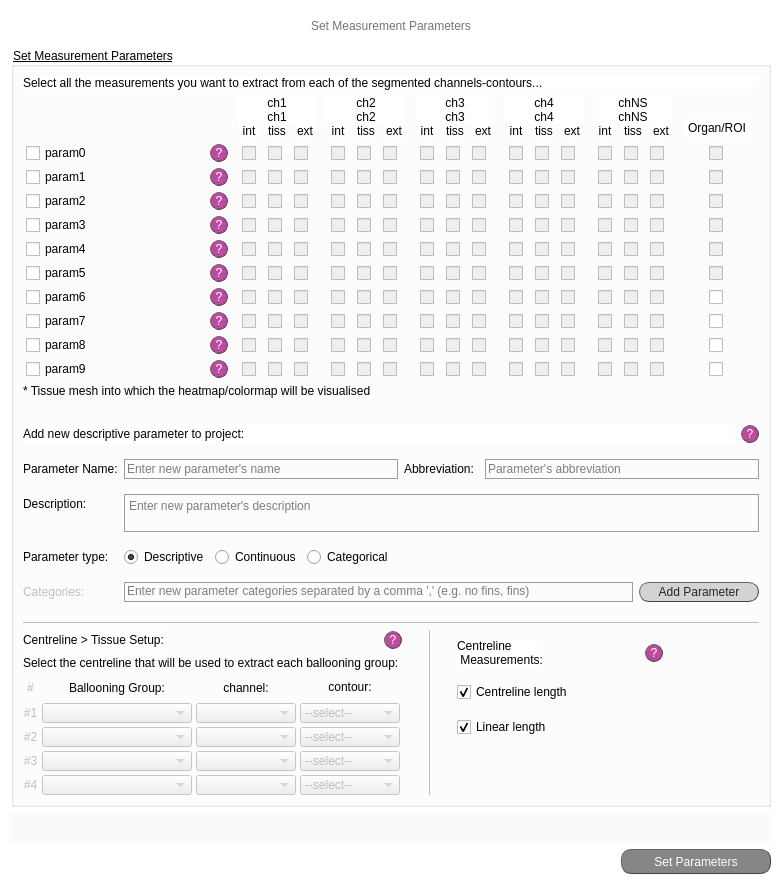
Before: the Qt Designer form src/gui/ui/set_meas_screen.ui in jsanchez679/morphoHeart_rev, drawn with Qt 5.
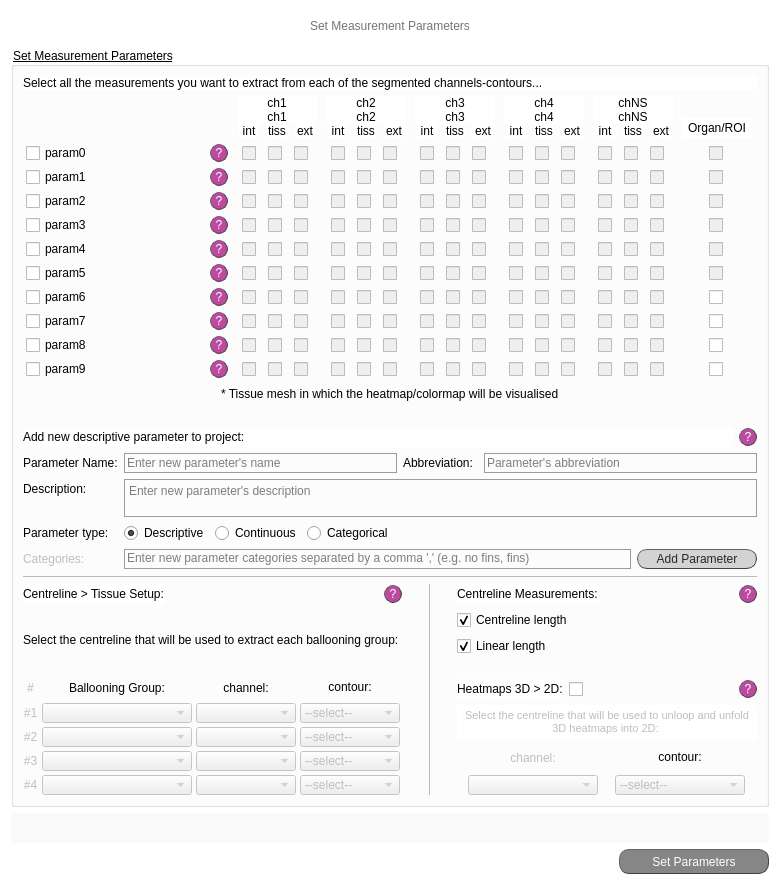
After: the same form once the commit is applied.

Commit message: Continued connecting centreline. Connect vmtk, update and show CL opts

What changed in the file:
```diff
--- a/src/gui/ui/set_meas_screen.ui
+++ b/src/gui/ui/set_meas_screen.ui
@@ -6,7 +6,7 @@
    <rect>
     <x>0</x>
     <y>0</y>
-    <width>782</width>
+    <width>780</width>
     <height>885</height>
    </rect>
   </property>
@@ -16,7 +16,7 @@
   <property name="styleSheet">
    <string notr="true">QDialog{background-color: rgb(255, 255, 255);}</string>
   </property>
-  <layout class="QVBoxLayout" name="verticalLayout_6">
+  <layout class="QVBoxLayout" name="verticalLayout_4">
    <item>
     <layout class="QHBoxLayout" name="horizontalLayout">
      <item>
@@ -111,7 +111,7 @@
      <property name="title">
       <string>Set Measurement Parameters</string>
      </property>
-     <layout class="QVBoxLayout" name="verticalLayout_4">
+     <layout class="QVBoxLayout" name="verticalLayout_5">
       <item>
        <widget class="QLabel" name="lab_no_ch_10">
         <property name="styleSheet">
@@ -127,8 +127,6 @@
        </widget>
       </item>
       <item>
-       <layout class="QVBoxLayout" name="verticalLayout_5">
-        <item>
          <layout class="QGridLayout" name="grid_sect">
           <item row="8" column="3">
            <layout class="QHBoxLayout" name="ch3_ticks_param7">
@@ -9300,6 +9298,21 @@
          </layout>
         </item>
         <item>
+       <layout class="QHBoxLayout" name="horizontalLayout_17">
+        <item>
+         <spacer name="horizontalSpacer">
+          <property name="orientation">
+           <enum>Qt::Horizontal</enum>
+          </property>
+          <property name="sizeHint" stdset="0">
+           <size>
+            <width>40</width>
+            <height>20</height>
+           </size>
+          </property>
+         </spacer>
+        </item>
+        <item>
          <widget class="QLabel" name="lab_proj_name_2">
           <property name="minimumSize">
            <size>
@@ -9317,14 +9330,12 @@
            <string notr="true">font: 25 10pt &quot;Calibri Light&quot;;</string>
           </property>
           <property name="text">
-           <string>* Tissue mesh into which the heatmap/colormap will be visualised</string>
+           <string>* Tissue mesh in which the heatmap/colormap will be visualised</string>
           </property>
          </widget>
         </item>
-       </layout>
-      </item>
       <item>
-       <spacer name="horizontalSpacer_6">
+         <spacer name="horizontalSpacer_8">
         <property name="orientation">
          <enum>Qt::Horizontal</enum>
         </property>
@@ -9332,6 +9343,21 @@
          <size>
           <width>40</width>
           <height>20</height>
+           </size>
+          </property>
+         </spacer>
+        </item>
+       </layout>
+      </item>
+      <item>
+       <spacer name="verticalSpacer_4">
+        <property name="orientation">
+         <enum>Qt::Vertical</enum>
+        </property>
+        <property name="sizeHint" stdset="0">
+         <size>
+          <width>20</width>
+          <height>40</height>
          </size>
         </property>
        </spacer>
@@ -10590,8 +10616,7 @@
 background-color: rgb(255, 255, 255);</string>
               </property>
               <property name="text">
-               <string>Centreline 
- Measurements:</string>
+               <string>Centreline Measurements:</string>
               </property>
               <property name="alignment">
                <set>Qt::AlignLeading|Qt::AlignLeft|Qt::AlignVCenter</set>
@@ -10644,19 +10669,6 @@
               </property>
              </widget>
             </item>
-            <item>
-             <spacer name="horizontalSpacer_7">
-              <property name="orientation">
-               <enum>Qt::Horizontal</enum>
-              </property>
-              <property name="sizeHint" stdset="0">
-               <size>
-                <width>40</width>
-                <height>20</height>
-               </size>
-              </property>
-             </spacer>
-            </item>
            </layout>
           </item>
           <item>
@@ -10691,30 +10703,314 @@
             </property>
            </widget>
           </item>
-          <item alignment="Qt::AlignHCenter">
-           <widget class="QLabel" name="blank_3">
+          <item>
+           <spacer name="verticalSpacer_3">
+            <property name="orientation">
+             <enum>Qt::Vertical</enum>
+            </property>
+            <property name="sizeHint" stdset="0">
+             <size>
+              <width>20</width>
+              <height>40</height>
+             </size>
+            </property>
+           </spacer>
+          </item>
+          <item>
+           <layout class="QHBoxLayout" name="horizontalLayout_18">
+            <item>
+             <widget class="QLabel" name="lab_no_ch_13">
             <property name="minimumSize">
              <size>
-              <width>120</width>
-              <height>30</height>
+                <width>0</width>
+                <height>20</height>
              </size>
             </property>
             <property name="maximumSize">
              <size>
-              <width>120</width>
-              <height>30</height>
-             </size>
+                <width>16777215</width>
+                <height>20</height>
+               </size>
+              </property>
+              <property name="styleSheet">
+               <string notr="true">font: bold 10pt &quot;Calibri&quot;;
+background-color: rgb(255, 255, 255);</string>
+              </property>
+              <property name="text">
+               <string>Heatmaps 3D &gt; 2D:</string>
+              </property>
+              <property name="alignment">
+               <set>Qt::AlignLeading|Qt::AlignLeft|Qt::AlignVCenter</set>
+              </property>
+             </widget>
+            </item>
+            <item>
+             <widget class="QCheckBox" name="cB_hm3d2d">
+              <property name="enabled">
+               <bool>true</bool>
+              </property>
+              <property name="sizePolicy">
+               <sizepolicy hsizetype="Fixed" vsizetype="Fixed">
+                <horstretch>0</horstretch>
+                <verstretch>0</verstretch>
+               </sizepolicy>
+              </property>
+              <property name="minimumSize">
+               <size>
+                <width>15</width>
+                <height>18</height>
+               </size>
+              </property>
+              <property name="maximumSize">
+               <size>
+                <width>15</width>
+                <height>16777215</height>
+               </size>
+              </property>
+              <property name="layoutDirection">
+               <enum>Qt::LeftToRight</enum>
+              </property>
+              <property name="styleSheet">
+               <string notr="true">font: 25 10pt &quot;Calibri Light&quot;;</string>
+              </property>
+              <property name="text">
+               <string/>
+              </property>
+              <property name="checkable">
+               <bool>true</bool>
+              </property>
+              <property name="checked">
+               <bool>false</bool>
+              </property>
+              <property name="tristate">
+               <bool>false</bool>
+              </property>
+             </widget>
+            </item>
+            <item>
+             <spacer name="horizontalSpacer_10">
+              <property name="orientation">
+               <enum>Qt::Horizontal</enum>
+              </property>
+              <property name="sizeHint" stdset="0">
+               <size>
+                <width>40</width>
+                <height>20</height>
+               </size>
+              </property>
+             </spacer>
+            </item>
+            <item>
+             <widget class="QPushButton" name="q_hm3d2d">
+              <property name="minimumSize">
+               <size>
+                <width>18</width>
+                <height>18</height>
+               </size>
+              </property>
+              <property name="maximumSize">
+               <size>
+                <width>18</width>
+                <height>18</height>
+               </size>
+              </property>
+              <property name="styleSheet">
+               <string notr="true">QPushButton{border-radius:9px;
+border-width: 1px;
+border-style: outset;
+border-color: rgb(66, 66, 66);
+background-color: rgba(162, 0, 122,180);
+color: rgb(255, 255, 255);
+font: 9pt &quot;Calibri Light&quot;;}
+
+QPushButton:hover{
+background-color: rgb(0, 0, 0);
+border-color: #672146
+}</string>
+              </property>
+              <property name="text">
+               <string>?</string>
+              </property>
+             </widget>
+            </item>
+           </layout>
+          </item>
+          <item>
+           <widget class="QTextEdit" name="hm_text">
+            <property name="enabled">
+             <bool>false</bool>
+            </property>
+            <property name="minimumSize">
+             <size>
+              <width>0</width>
+              <height>35</height>
+             </size>
+            </property>
+            <property name="maximumSize">
+             <size>
+              <width>16777215</width>
+              <height>35</height>
+             </size>
+            </property>
+            <property name="styleSheet">
+             <string notr="true">font: 25 10pt &quot;Calibri Light&quot;;
+background-color: rgb(255, 255, 255);</string>
             </property>
             <property name="frameShape">
              <enum>QFrame::NoFrame</enum>
             </property>
+            <property name="html">
+             <string>&lt;!DOCTYPE HTML PUBLIC &quot;-//W3C//DTD HTML 4.0//EN&quot; &quot;http://www.w3.org/TR/REC-html40/strict.dtd&quot;&gt;
+&lt;html&gt;&lt;head&gt;&lt;meta name=&quot;qrichtext&quot; content=&quot;1&quot; /&gt;&lt;style type=&quot;text/css&quot;&gt;
+p, li { white-space: pre-wrap; }
+&lt;/style&gt;&lt;/head&gt;&lt;body style=&quot; font-family:'Calibri Light'; font-size:10pt; font-weight:24; font-style:normal;&quot;&gt;
+&lt;p align=&quot;center&quot; style=&quot; margin-top:0px; margin-bottom:0px; margin-left:0px; margin-right:0px; -qt-block-indent:0; text-indent:0px;&quot;&gt;&lt;span style=&quot; font-family:'MS Shell Dlg 2'; font-size:8.25pt; font-weight:400;&quot;&gt;Select the centreline that will be used to unloop and unfold 3D heatmaps into 2D: &lt;/span&gt;&lt;/p&gt;&lt;/body&gt;&lt;/html&gt;</string>
+            </property>
+           </widget>
+          </item>
+          <item>
+           <layout class="QHBoxLayout" name="horizontalLayout_20">
+            <item>
+             <widget class="QLabel" name="hm_lab_ch">
+              <property name="enabled">
+               <bool>false</bool>
+              </property>
+              <property name="sizePolicy">
+               <sizepolicy hsizetype="Fixed" vsizetype="Fixed">
+                <horstretch>0</horstretch>
+                <verstretch>0</verstretch>
+               </sizepolicy>
+              </property>
+              <property name="minimumSize">
+               <size>
+                <width>130</width>
+                <height>23</height>
+               </size>
+              </property>
+              <property name="maximumSize">
+               <size>
+                <width>100</width>
+                <height>23</height>
+               </size>
+              </property>
+              <property name="styleSheet">
+               <string notr="true">font: 25 10pt &quot;Calibri Light&quot;;</string>
+              </property>
             <property name="text">
-             <string>&lt;html&gt;&lt;head/&gt;&lt;body&gt;&lt;p&gt;&lt;br/&gt;&lt;/p&gt;&lt;/body&gt;&lt;/html&gt;</string>
+               <string>channel:</string>
             </property>
             <property name="alignment">
              <set>Qt::AlignCenter</set>
             </property>
            </widget>
+            </item>
+            <item>
+             <widget class="QLabel" name="hm_lab_cont">
+              <property name="sizePolicy">
+               <sizepolicy hsizetype="Fixed" vsizetype="Fixed">
+                <horstretch>0</horstretch>
+                <verstretch>0</verstretch>
+               </sizepolicy>
+              </property>
+              <property name="minimumSize">
+               <size>
+                <width>130</width>
+                <height>0</height>
+               </size>
+              </property>
+              <property name="maximumSize">
+               <size>
+                <width>100</width>
+                <height>16777215</height>
+               </size>
+              </property>
+              <property name="styleSheet">
+               <string notr="true">font: 25 10pt &quot;Calibri Light&quot;;</string>
+              </property>
+              <property name="text">
+               <string>contour:</string>
+              </property>
+              <property name="alignment">
+               <set>Qt::AlignCenter</set>
+              </property>
+             </widget>
+            </item>
+           </layout>
+          </item>
+          <item>
+           <layout class="QHBoxLayout" name="horizontalLayout_19">
+            <item>
+             <widget class="QComboBox" name="hm_cB_ch">
+              <property name="enabled">
+               <bool>false</bool>
+              </property>
+              <property name="sizePolicy">
+               <sizepolicy hsizetype="Fixed" vsizetype="Fixed">
+                <horstretch>0</horstretch>
+                <verstretch>0</verstretch>
+               </sizepolicy>
+              </property>
+              <property name="minimumSize">
+               <size>
+                <width>130</width>
+                <height>20</height>
+               </size>
+              </property>
+              <property name="maximumSize">
+               <size>
+                <width>16777215</width>
+                <height>20</height>
+               </size>
+              </property>
+              <property name="styleSheet">
+               <string notr="true">font: 25 10pt &quot;Calibri Light&quot;;</string>
+              </property>
+             </widget>
+            </item>
+            <item>
+             <widget class="QComboBox" name="hm_cB_cont">
+              <property name="enabled">
+               <bool>false</bool>
+              </property>
+              <property name="sizePolicy">
+               <sizepolicy hsizetype="Fixed" vsizetype="Fixed">
+                <horstretch>0</horstretch>
+                <verstretch>0</verstretch>
+               </sizepolicy>
+              </property>
+              <property name="minimumSize">
+               <size>
+                <width>130</width>
+                <height>20</height>
+               </size>
+              </property>
+              <property name="maximumSize">
+               <size>
+                <width>16777215</width>
+                <height>20</height>
+               </size>
+              </property>
+              <property name="styleSheet">
+               <string notr="true">font: 25 10pt &quot;Calibri Light&quot;;</string>
+              </property>
+              <item>
+               <property name="text">
+                <string>--select--</string>
+               </property>
+              </item>
+              <item>
+               <property name="text">
+                <string>internal</string>
+               </property>
+              </item>
+              <item>
+               <property name="text">
+                <string>external</string>
+               </property>
+              </item>
+             </widget>
+            </item>
+           </layout>
           </item>
          </layout>
         </item>
```
Left out of the diff: 4 changed lines with no effect on the pictures. Lines whose indentation alone changed are shown as unchanged. The commit also changes 8 other files.
